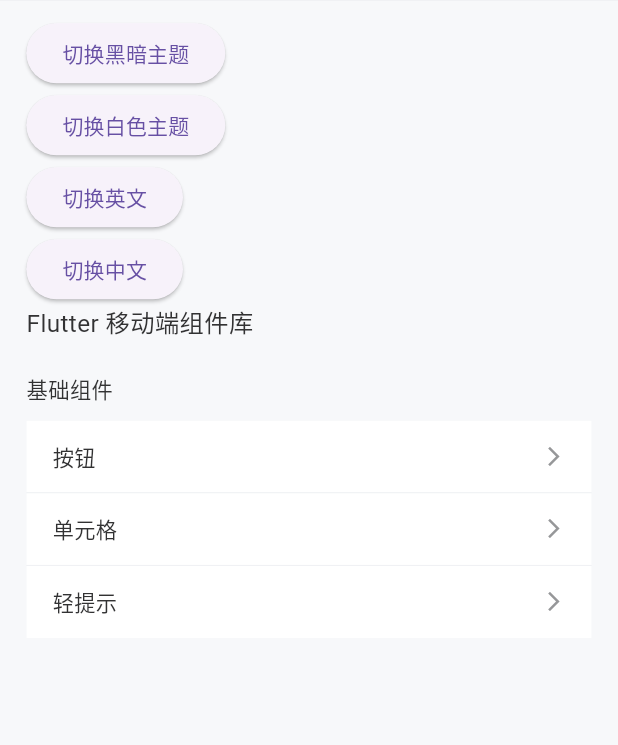
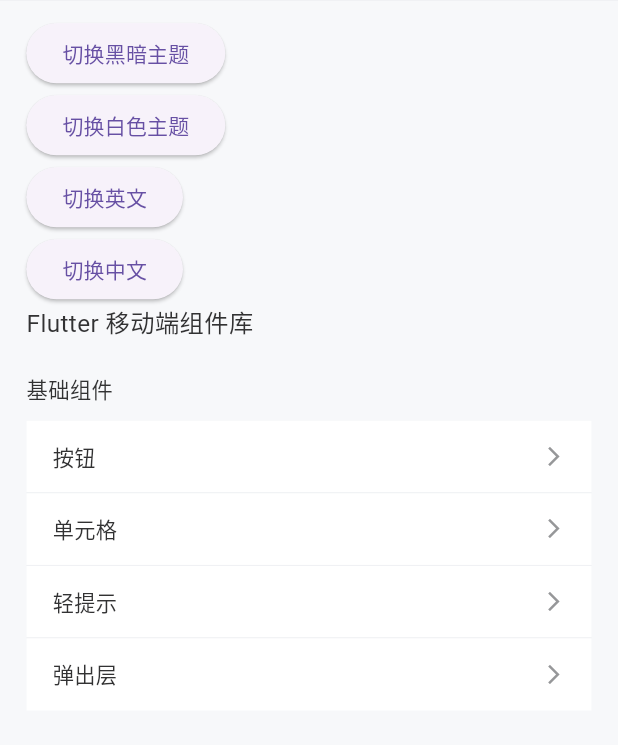
Before and after one commit to chasonHgg/flutter_better_ui, a Flutter app: the screen it shows after launch, on a phone screen of 412 x 824 dp, the part 84-829 px from its top. Run offline on Flutter 3.47's test engine with Material 3 defaults, Android fonts, the phone set to English and light mode, and no system bars; our stand-ins replace get.

Commit message:
新增popup

```diff
--- a/example/lib/i18n/locale/en_us.dart
+++ b/example/lib/i18n/locale/en_us.dart
@@ -36,4 +36,10 @@ Map<String, String> enUS = {
   '失败提示': 'Error Toast',
   '失败文案': 'Error Message',
   '自定义图标': 'Custom Icon',
+  '弹出层': 'Popup',
+  '弹出位置': 'Popup Position',
+  '左侧弹出': 'Left Popup',
+  '右侧弹出': 'Right Popup',
+  '顶部弹出': 'Top Popup',
+  '底部弹出': 'Bottom Popup',
 };
--- a/example/lib/i18n/locale/zh_cn.dart
+++ b/example/lib/i18n/locale/zh_cn.dart
@@ -36,4 +36,10 @@ Map<String, String> zhCN = {
   '失败提示': '失败提示',
   '失败文案': '失败文案',
   '自定义图标': '自定义图标',
+  '弹出层': '弹出层',
+  '弹出位置': '弹出位置',
+  '左侧弹出': '左侧弹出',
+  '右侧弹出': '右侧弹出',
+  '顶部弹出': '顶部弹出',
+  '底部弹出': '底部弹出',
 };
--- a/example/lib/pages/home.dart
+++ b/example/lib/pages/home.dart
@@ -71,8 +71,16 @@ class Home extends StatelessWidget {
             BetterCell(
               titleText: "轻提示".tr,
               isShowArrowRight: true,
+              isShowBorder: true,
               onClick: () {
                 Get.toNamed("/betterToast");
+              },
+            ),
+            BetterCell(
+              titleText: "弹出层".tr,
+              isShowArrowRight: true,
+              onClick: () {
+                Get.toNamed("/betterPopup");
               },
             ),
           ],
--- a/example/lib/router/routes.dart
+++ b/example/lib/router/routes.dart
@@ -1,5 +1,6 @@
 import 'package:example/pages/better_button_page.dart';
 import 'package:example/pages/better_cell_page.dart';
+import 'package:example/pages/better_popup_page.dart';
 import 'package:example/pages/better_toast_page.dart';
 import 'package:example/pages/home.dart';
 import 'package:get/get_navigation/get_navigation.dart';
@@ -9,4 +10,5 @@ final routes = [
   GetPage(name: "/betterButton", page: () => const BetterButtonPage()),
   GetPage(name: "/betterCell", page: () => const BetterCellPage()),
   GetPage(name: "/betterToast", page: () => const BetterToastPage()),
+  GetPage(name: "/betterPopup", page: () => const BetterPopupPage()),
 ];
--- a/lib/better_button.dart
+++ b/lib/better_button.dart
@@ -27,7 +27,7 @@ class BetterButton extends StatelessWidget {
   final Widget? suffix;
   final double? width;
   double? height;
-  final BetterButtonLoadingType? loadingType;
+  final BetterButtonLoadingType loadingType;
   final String? text;
   final TextStyle? textStyle;
   final EdgeInsetsGeometry? padding;
--- a/lib/better_toast.dart
+++ b/lib/better_toast.dart
@@ -32,7 +32,7 @@ class BetterToast {
     Color? backgroundColor,
     EdgeInsets? padding,
     BorderRadius? borderRadius,
-    BetterToastPosition? position = BetterToastPosition.bottom,
+    BetterToastPosition position = BetterToastPosition.bottom,
     double? topOffset,
     double? bottomOffset,
     TextAlign? textAlign = TextAlign.center,
@@ -96,7 +96,7 @@ class BetterToast {
 
             // Toast内容
             Align(
-              alignment: _getAlignment(position!),
+              alignment: _getAlignment(position),
               child: SlideTransition(
                 position: offsetAnimation,
                 child: FadeTransition(
--- a/lib/theme/better_theme_extension.dart
+++ b/lib/theme/better_theme_extension.dart
@@ -1,5 +1,6 @@
 import 'package:better_ui/theme/child_themes/better_button_theme.dart';
 import 'package:better_ui/theme/child_themes/better_cell_theme.dart';
+import 'package:better_ui/theme/child_themes/better_popup_theme.dart';
 import 'package:flutter/material.dart';
 
 // UI主题扩展
@@ -14,6 +15,8 @@ class BetterThemeExtension extends ThemeExtension<BetterThemeExtension> {
   final BetterButtonTheme buttonTheme;
   //单元格主题
   final BetterCellTheme cellTheme;
+  //弹出窗主题
+  final BetterPopupTheme popupTheme;
 
   const BetterThemeExtension({
     required this.primaryColor,
@@ -23,6 +26,7 @@ class BetterThemeExtension extends ThemeExtension<BetterThemeExtension> {
     required this.dangerColor,
     required this.buttonTheme,
     required this.cellTheme,
+    required this.popupTheme,
   });
 
   @override
@@ -34,6 +38,7 @@ class BetterThemeExtension extends ThemeExtension<BetterThemeExtension> {
     Color? dangerColor,
     BetterButtonTheme? buttonTheme,
     BetterCellTheme? cellTheme,
+    BetterPopupTheme? popupTheme,
   }) {
     return BetterThemeExtension(
       primaryColor: primaryColor ?? this.primaryColor,
@@ -43,6 +48,7 @@ class BetterThemeExtension extends ThemeExtension<BetterThemeExtension> {
       dangerColor: dangerColor ?? this.dangerColor,
       buttonTheme: buttonTheme ?? this.buttonTheme,
       cellTheme: cellTheme ?? this.cellTheme,
+      popupTheme: popupTheme ?? this.popupTheme,
     );
   }
 
@@ -65,6 +71,7 @@ class BetterThemeExtension extends ThemeExtension<BetterThemeExtension> {
       dangerColor: Color.lerp(dangerColor, other.dangerColor, t) ?? dangerColor,
       buttonTheme: BetterButtonTheme.lerp(buttonTheme, other.buttonTheme, t),
       cellTheme: BetterCellTheme.lerp(cellTheme, other.cellTheme, t),
+      popupTheme: BetterPopupTheme.lerp(popupTheme, other.popupTheme, t),
     );
   }
 }
--- /dev/null
+++ b/lib/theme/child_themes/better_popup_theme.dart
@@ -0,0 +1,48 @@
+import 'dart:ui';
+
+import 'package:flutter/material.dart';
+
+class BetterPopupTheme {
+  final Color backgroundColor;
+  final Color closeIconColor;
+  final double closeIconSize;
+  final EdgeInsets? padding;
+
+  BetterPopupTheme({
+    required this.backgroundColor,
+    required this.closeIconColor,
+    required this.closeIconSize,
+    this.padding,
+  });
+
+  BetterPopupTheme copyWith({
+    Color? backgroundColor,
+    Color? closeIconColor,
+    double? closeIconSize,
+    EdgeInsets? padding,
+  }) {
+    return BetterPopupTheme(
+      backgroundColor: backgroundColor ?? this.backgroundColor,
+      closeIconColor: closeIconColor ?? this.closeIconColor,
+      closeIconSize: closeIconSize ?? this.closeIconSize,
+      padding: padding ?? this.padding,
+    );
+  }
+
+  static BetterPopupTheme lerp(
+    BetterPopupTheme a,
+    BetterPopupTheme b,
+    double t,
+  ) {
+    return BetterPopupTheme(
+      backgroundColor:
+          Color.lerp(a.backgroundColor, b.backgroundColor, t) ??
+          a.backgroundColor,
+      closeIconColor:
+          Color.lerp(a.closeIconColor, b.closeIconColor, t) ?? a.closeIconColor,
+      closeIconSize:
+          lerpDouble(a.closeIconSize, b.closeIconSize, t) ?? a.closeIconSize,
+      padding: EdgeInsets.lerp(a.padding, b.padding, t) ?? a.padding,
+    );
+  }
+}
--- a/lib/theme/themes/better_dark_theme.dart
+++ b/lib/theme/themes/better_dark_theme.dart
@@ -1,12 +1,14 @@
 import 'package:better_ui/theme/child_themes/better_button_theme.dart';
 import 'package:better_ui/theme/better_theme_extension.dart';
 import 'package:better_ui/theme/child_themes/better_cell_theme.dart';
+import 'package:better_ui/theme/child_themes/better_popup_theme.dart';
 import 'package:better_ui/utils/better_screen_util.dart';
 import 'package:better_ui/utils/color_util.dart';
 import 'package:flutter/material.dart';
 
 ThemeData betterDarkTheme = ThemeData(
   brightness: Brightness.dark,
+  primaryColor: ColorUtil.hexToColor('#1989fa'),
   dividerColor: ColorUtil.hexToColor('#3a3a3c'),
   appBarTheme: ThemeData.dark().appBarTheme.copyWith(
     backgroundColor: ColorUtil.hexToColor('#141218'),
@@ -65,6 +67,11 @@ ThemeData betterDarkTheme = ThemeData(
         arrowRightColor: ColorUtil.hexToColor('#969799'),
         overlayColor: ColorUtil.hexToColor('#3a3a3c'),
       ),
+      popupTheme: BetterPopupTheme(
+        backgroundColor: ColorUtil.hexToColor('#1c1c1e'),
+        closeIconColor: ColorUtil.hexToColor('#ffffff'),
+        closeIconSize: 22.bw,
+      ),
     ),
   ],
 );
--- a/lib/theme/themes/better_light_theme.dart
+++ b/lib/theme/themes/better_light_theme.dart
@@ -1,12 +1,14 @@
 import 'package:better_ui/theme/child_themes/better_button_theme.dart';
 import 'package:better_ui/theme/better_theme_extension.dart';
 import 'package:better_ui/theme/child_themes/better_cell_theme.dart';
+import 'package:better_ui/theme/child_themes/better_popup_theme.dart';
 import 'package:better_ui/utils/better_screen_util.dart';
 import 'package:better_ui/utils/color_util.dart';
 import 'package:flutter/material.dart';
 
 ThemeData betterLightTheme = ThemeData(
   brightness: Brightness.light,
+  primaryColor: ColorUtil.hexToColor('#323233'),
   dividerColor: ColorUtil.hexToColor('#ebedf0'),
   appBarTheme: ThemeData.light().appBarTheme.copyWith(
     backgroundColor: ColorUtil.hexToColor('#ffffff'),
@@ -66,6 +68,11 @@ ThemeData betterLightTheme = ThemeData(
         arrowRightColor: ColorUtil.hexToColor('#969799'),
         overlayColor: ColorUtil.hexToColor('#f2f3f5'),
       ),
+      popupTheme: BetterPopupTheme(
+        backgroundColor: ColorUtil.hexToColor('#ffffff'),
+        closeIconColor: ColorUtil.hexToColor('#323233'),
+        closeIconSize: 22.bw,
+      ),
     ),
   ],
 );
--- a/lib/utils/better_screen_util.dart
+++ b/lib/utils/better_screen_util.dart
@@ -1,12 +1,17 @@
 import 'package:flutter/material.dart';
 
 class BetterScreenUtil {
+  static late MediaQueryData _mediaQuery;
   static late double _screenWidth;
   static late double _screenHeight;
   static late double _designWidth;
   static late double _designHeight;
   static late bool _minTextAdapt;
   static late bool _enableScaleWH;
+  //顶部安全区域高度
+  static late double _safeAreaTopHeight;
+  //底部安全区域高度
+  static late double _safeAreaBottomHeight;
 
   /// 初始化（必须在 MaterialApp 之后调用）
   static void init({
@@ -16,13 +21,15 @@ class BetterScreenUtil {
     bool minTextAdapt = true,
     bool enableScaleWH = true,
   }) {
-    final mediaQuery = MediaQuery.of(context);
-    _screenWidth = mediaQuery.size.width;
-    _screenHeight = mediaQuery.size.height;
+    _mediaQuery = MediaQuery.of(context);
+    _screenWidth = _mediaQuery.size.width;
+    _screenHeight = _mediaQuery.size.height;
     _designWidth = designWidth;
     _designHeight = designHeight;
     _minTextAdapt = minTextAdapt;
     _enableScaleWH = enableScaleWH;
+    _safeAreaTopHeight = _mediaQuery.padding.top;
+    _safeAreaBottomHeight = _mediaQuery.padding.bottom;
   }
 
   /// 基于宽度的比例缩放
@@ -59,6 +66,12 @@ class BetterScreenUtil {
 
   //屏幕宽度
   static double get screenWidth => _screenWidth;
+
+  //顶部安全区域高度
+  static double get safeAreaTopHeight => _safeAreaTopHeight;
+
+  //底部安全区域高度
+  static double get safeAreaBottomHeight => _safeAreaBottomHeight;
 }
 
 /// 扩展方法（支持 `11.bw`、`11.bh`、`11.br`、`11.bsp`）
```
Also changed, not shown: example/lib/pages/better_popup_page.dart (added, +119 -0 lines), lib/better_popup.dart (added, +235 -0 lines).
